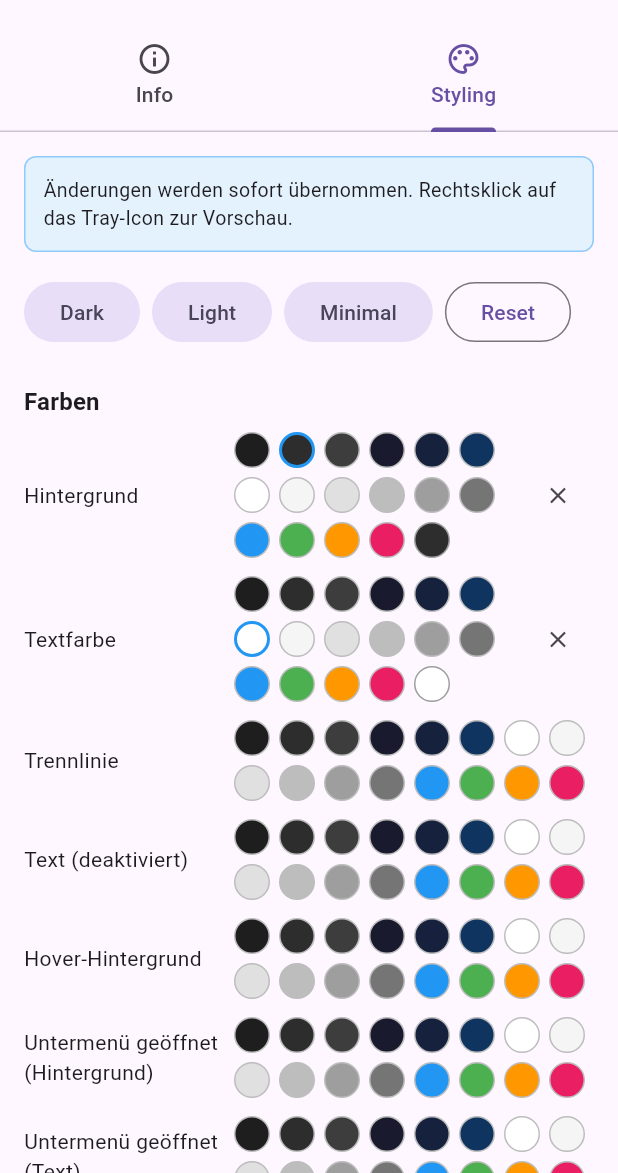
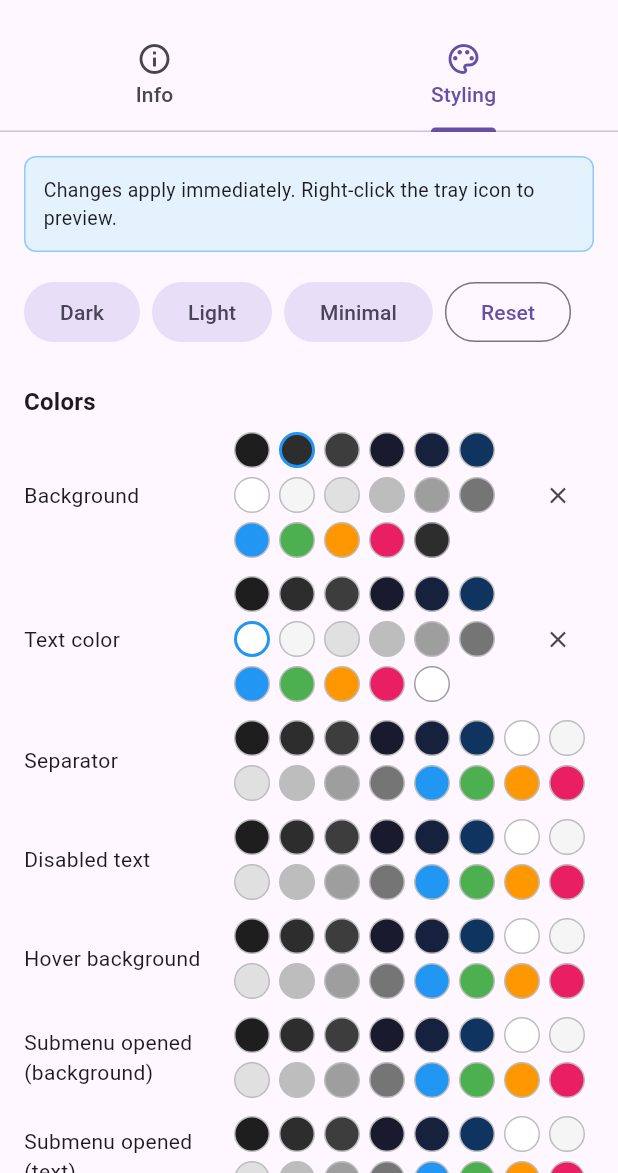
Before and after one commit to AlbertLongBong/tray_manager_winui, a Flutter app: the screen it shows after launch, tab 2 chosen, on a phone screen of 412 x 824 dp, the part 63-1236 px from its top. Run offline on Flutter 3.47's test engine with Material 3 defaults, Android fonts, the phone set to English and light mode, and no system bars; our stand-ins replace bot_toast; missing offline and left inert: menu_base, tray_manager; statements that could not run were skipped.

Commit message:
docs: translate documentation and UI to English
Co-authored-by: Cursor <cursoragent@cursor.com>

```diff
--- a/example/lib/main_tab_page.dart
+++ b/example/lib/main_tab_page.dart
@@ -54,11 +54,11 @@ class _MainTabPageState extends State<MainTabPage> with TrayListener {
           },
         ),
         MenuItem.submenu(
-          label: 'Mehr',
+          label: 'More',
           submenu: Menu(
             items: [
-              MenuItem(label: 'Unterpunkt 1'),
-              MenuItem(label: 'Unterpunkt 2', disabled: true),
+              MenuItem(label: 'Submenu 1'),
+              MenuItem(label: 'Submenu 2', disabled: true),
             ],
           ),
         ),
--- a/example/lib/pages/home.dart
+++ b/example/lib/pages/home.dart
@@ -24,7 +24,7 @@ class HomePage extends StatelessWidget {
                 const Icon(Icons.touch_app, size: 64, color: Colors.blue),
                 const SizedBox(height: 16),
                 const Text(
-                  'Rechtsklick auf das Tray-Icon',
+                  'Right-click the tray icon',
                   style: TextStyle(
                     fontSize: 18,
                     fontWeight: FontWeight.bold,
@@ -33,12 +33,12 @@ class HomePage extends StatelessWidget {
                 ),
                 const SizedBox(height: 8),
                 const Text(
-                  'Öffnet das WinUI 3 Kontextmenü mit den aktuellen Styling-Einstellungen aus dem Styling-Tab.',
+                  'Opens the WinUI 3 context menu with the current styling settings from the Styling tab.',
                   textAlign: TextAlign.center,
                 ),
                 const SizedBox(height: 24),
                 const Text(
-                  'Tipp: Wechsle zum Styling-Tab, um alle Optionen (Farben, Schrift, Ecken, etc.) zu konfigurieren und den Code zu kopieren.',
+                  'Tip: Switch to the Styling tab to configure all options (colors, font, corners, etc.) and copy the code.',
                   textAlign: TextAlign.center,
                   style: TextStyle(
                     color: Colors.grey,
@@ -47,7 +47,7 @@ class HomePage extends StatelessWidget {
                 ),
               ] else
                 const Text(
-                  'Dieses Plugin funktioniert nur unter Windows.',
+                  'This plugin works only on Windows.',
                   style: TextStyle(color: Colors.orange, fontSize: 16),
                   textAlign: TextAlign.center,
                 ),
--- a/example/lib/pages/style_playground.dart
+++ b/example/lib/pages/style_playground.dart
@@ -288,7 +288,7 @@ class _StylePlaygroundPageState extends State<StylePlaygroundPage> {
   void _copyCode() {
     final code = _generateDartCode();
     Clipboard.setData(ClipboardData(text: code));
-    BotToast.showText(text: 'Code in Zwischenablage kopiert');
+    BotToast.showText(text: 'Code copied to clipboard');
   }
 
   void _applyPreset(String preset) {
@@ -347,17 +347,17 @@ class _StylePlaygroundPageState extends State<StylePlaygroundPage> {
               border: Border.all(color: Colors.blue.shade200),
             ),
             child: const Text(
-              'Änderungen werden sofort übernommen. '
-              'Rechtsklick auf das Tray-Icon zur Vorschau.',
+              'Changes apply immediately. '
+              'Right-click the tray icon to preview.',
               style: TextStyle(fontSize: 13),
             ),
           ),
           const SizedBox(height: 16),
           _buildPresetButtons(),
           const SizedBox(height: 24),
-          _buildSectionTitle('Farben'),
+          _buildSectionTitle('Colors'),
           _buildColorRow(
-            'Hintergrund',
+            'Background',
             _backgroundColor,
             (c) {
               setState(() => _backgroundColor = c);
@@ -366,7 +366,7 @@ class _StylePlaygroundPageState extends State<StylePlaygroundPage> {
             onClear: () => setState(() => _backgroundColor = null),
           ),
           _buildColorRow(
-            'Textfarbe',
+            'Text color',
             _textColor,
             (c) {
               setState(() => _textColor = c);
@@ -375,7 +375,7 @@ class _StylePlaygroundPageState extends State<StylePlaygroundPage> {
             onClear: () => setState(() => _textColor = null),
           ),
           _buildColorRow(
-            'Trennlinie',
+            'Separator',
             _separatorColor,
             (c) {
               setState(() => _separatorColor = c);
@@ -384,7 +384,7 @@ class _StylePlaygroundPageState extends State<StylePlaygroundPage> {
             onClear: () => setState(() => _separatorColor = null),
           ),
           _buildColorRow(
-            'Text (deaktiviert)',
+            'Disabled text',
             _disabledTextColor,
             (c) {
               setState(() => _disabledTextColor = c);
@@ -393,7 +393,7 @@ class _StylePlaygroundPageState extends State<StylePlaygroundPage> {
             onClear: () => setState(() => _disabledTextColor = null),
           ),
           _buildColorRow(
-            'Hover-Hintergrund',
+            'Hover background',
             _hoverBackgroundColor,
             (c) {
               setState(() => _hoverBackgroundColor = c);
@@ -402,7 +402,7 @@ class _StylePlaygroundPageState extends State<StylePlaygroundPage> {
             onClear: () => setState(() => _hoverBackgroundColor = null),
           ),
           _buildColorRow(
-            'Untermenü geöffnet (Hintergrund)',
+            'Submenu opened (background)',
             _subMenuOpenedBackgroundColor,
             (c) {
               setState(() => _subMenuOpenedBackgroundColor = c);
@@ -411,7 +411,7 @@ class _StylePlaygroundPageState extends State<StylePlaygroundPage> {
             onClear: () => setState(() => _subMenuOpenedBackgroundColor = null),
           ),
           _buildColorRow(
-            'Untermenü geöffnet (Text)',
+            'Submenu opened (text)',
             _subMenuOpenedTextColor,
             (c) {
               setState(() => _subMenuOpenedTextColor = c);
@@ -420,7 +420,7 @@ class _StylePlaygroundPageState extends State<StylePlaygroundPage> {
             onClear: () => setState(() => _subMenuOpenedTextColor = null),
           ),
           _buildColorRow(
-            'Checkbox-Stripe (statt Häkchen)',
+            'Checkbox stripe (instead of checkmark)',
             _checkedIndicatorColor,
             (c) {
               setState(() => _checkedIndicatorColor = c);
@@ -429,7 +429,7 @@ class _StylePlaygroundPageState extends State<StylePlaygroundPage> {
             onClear: () => setState(() => _checkedIndicatorColor = null),
           ),
           _buildColorRow(
-            'Rahmen',
+            'Border',
             _borderColor,
             (c) {
               setState(() => _borderColor = c);
@@ -438,8 +438,8 @@ class _StylePlaygroundPageState extends State<StylePlaygroundPage> {
             onClear: () => setState(() => _borderColor = null),
           ),
           const SizedBox(height: 24),
-          _buildSectionTitle('Schrift'),
-          _buildDoubleSlider('Schriftgröße', _fontSize, 8, 32, (v) {
+          _buildSectionTitle('Font'),
+          _buildDoubleSlider('Font size', _fontSize, 8, 32, (v) {
             setState(() => _fontSize = v);
             _notifyStyleChanged();
           }),
@@ -448,24 +448,24 @@ class _StylePlaygroundPageState extends State<StylePlaygroundPage> {
           _buildFontStyleRow(),
           const SizedBox(height: 24),
           _buildSectionTitle('Layout'),
-          _buildDoubleSlider('Eckenradius', _cornerRadius, 0, 24, (v) {
+          _buildDoubleSlider('Corner radius', _cornerRadius, 0, 24, (v) {
             setState(() => _cornerRadius = v);
             _notifyStyleChanged();
           }),
           _buildPaddingRow(),
-          _buildDoubleSlider('Mindestbreite', _minWidth, 120, 400, (v) {
+          _buildDoubleSlider('Min width', _minWidth, 120, 400, (v) {
             setState(() => _minWidth = v);
             _notifyStyleChanged();
           }),
-          _buildDoubleSlider('Rahmendicke', _borderThickness, 0, 8, (v) {
+          _buildDoubleSlider('Border thickness', _borderThickness, 0, 8, (v) {
             setState(() => _borderThickness = v);
             _notifyStyleChanged();
           }),
-          _buildDoubleSlider('Schatten (Elevation)', _shadowElevation, 0, 64, (v) {
+          _buildDoubleSlider('Shadow (elevation)', _shadowElevation, 0, 64, (v) {
             setState(() => _shadowElevation = v);
             _notifyStyleChanged();
           }),
-          _buildDoubleSlider('Zeilenhöhe (Item)', _itemHeight, 16, 64, (v) {
+          _buildDoubleSlider('Item height', _itemHeight, 16, 64, (v) {
             setState(() => _itemHeight = v);
             _notifyStyleChanged();
           }),
@@ -614,7 +614,7 @@ class _StylePlaygroundPageState extends State<StylePlaygroundPage> {
       padding: const EdgeInsets.only(bottom: 12),
       child: Row(
         children: [
-          const SizedBox(width: 140, child: Text('Schriftart')),
+          const SizedBox(width: 140, child: Text('Font family')),
           Expanded(
             child: DropdownButtonFormField<String>(
               value: _fontFamilies.contains(_fontFamily) ? _fontFamily : null,
@@ -661,7 +661,7 @@ class _StylePlaygroundPageState extends State<StylePlaygroundPage> {
       padding: const EdgeInsets.only(bottom: 12),
       child: Row(
         children: [
-          const SizedBox(width: 140, child: Text('Schriftstärke')),
+          const SizedBox(width: 140, child: Text('Font weight')),
           Expanded(
             child: DropdownButtonFormField<FontWeight?>(
               value: _fontWeight,
@@ -695,7 +695,7 @@ class _StylePlaygroundPageState extends State<StylePlaygroundPage> {
       padding: const EdgeInsets.only(bottom: 12),
       child: Row(
         children: [
-          const SizedBox(width: 140, child: Text('Schriftstil')),
+          const SizedBox(width: 140, child: Text('Font style')),
           Expanded(
             child: DropdownButtonFormField<FontStyle?>(
               value: _fontStyle,
@@ -707,7 +707,7 @@ class _StylePlaygroundPageState extends State<StylePlaygroundPage> {
               items: const [
                 DropdownMenuItem(value: null, child: Text('WinUI-Default')),
                 DropdownMenuItem(value: FontStyle.normal, child: Text('Normal')),
-                DropdownMenuItem(value: FontStyle.italic, child: Text('Kursiv')),
+                DropdownMenuItem(value: FontStyle.italic, child: Text('Italic')),
               ],
               onChanged: (v) {
                 setState(() => _fontStyle = v);
@@ -809,7 +809,7 @@ class _StylePlaygroundPageState extends State<StylePlaygroundPage> {
         children: [
           const SizedBox(
             width: 140,
-            child: Text('Kompaktes Layout'),
+            child: Text('Compact layout'),
           ),
           Expanded(
             child: SwitchListTile(
@@ -818,7 +818,7 @@ class _StylePlaygroundPageState extends State<StylePlaygroundPage> {
                 setState(() => _compactItemLayout = v);
                 _notifyStyleChanged();
               },
-              title: const Text('Ohne Icon-Platz vor Einträgen'),
+              title: const Text('Without icon space before items'),
               contentPadding: EdgeInsets.zero,
               dense: true,
             ),
@@ -857,7 +857,7 @@ class _StylePlaygroundPageState extends State<StylePlaygroundPage> {
     return FilledButton.icon(
       onPressed: _copyCode,
       icon: const Icon(Icons.copy),
-      label: const Text('Code kopieren'),
+      label: const Text('Copy code'),
     );
   }
 }
--- a/lib/src/tray_manager_winui.dart
+++ b/lib/src/tray_manager_winui.dart
@@ -87,9 +87,9 @@ class TrayManagerWinUI {
     final bool shown = result == true;
     if (kDebugMode && !shown) {
       debugPrint(
-        'tray_manager_winui: WinUI context menu nicht angezeigt. '
-        'Prüfe: NuGet im PATH? Windows App SDK installiert? '
-        'Siehe README (MddBootstrap, winget install Microsoft.WindowsAppRuntime.1.5)',
+        'tray_manager_winui: WinUI context menu not displayed. '
+        'Check: NuGet in PATH? Windows App SDK installed? '
+        'See README (MddBootstrap, winget install Microsoft.WindowsAppRuntime.1.5)',
       );
     }
     return shown;
```
Also changed, not shown: 6 other files.
